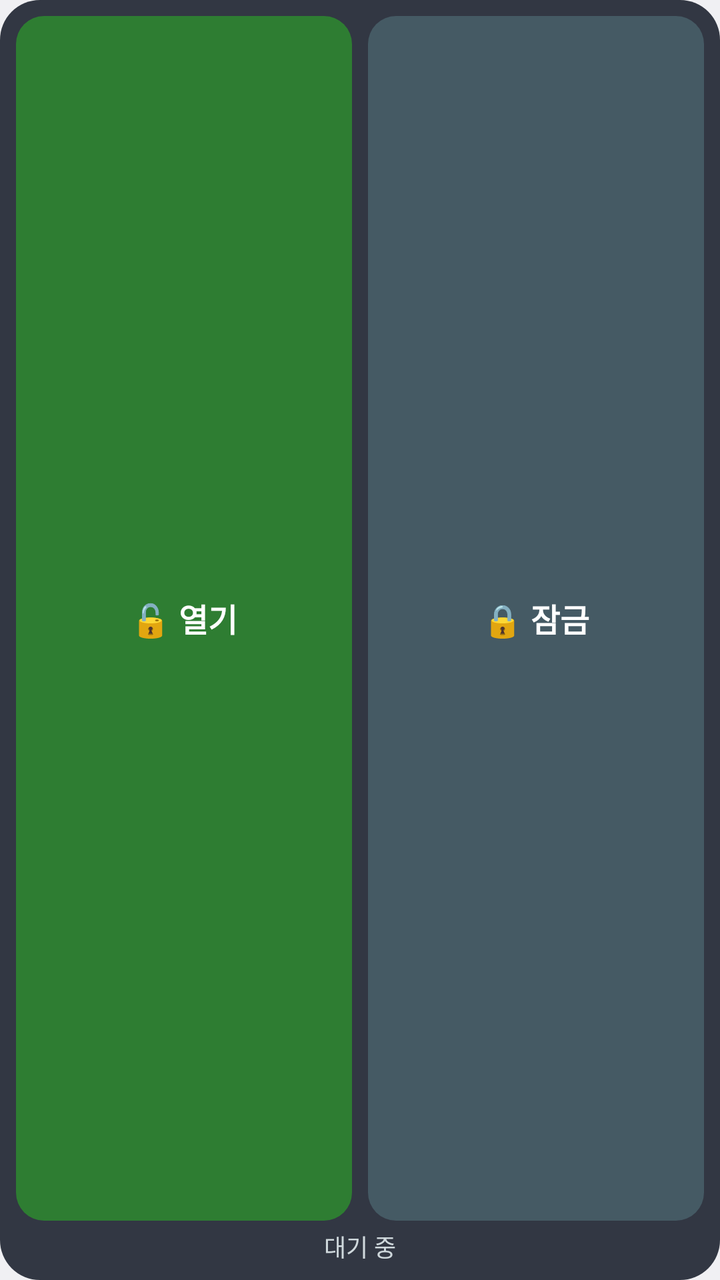
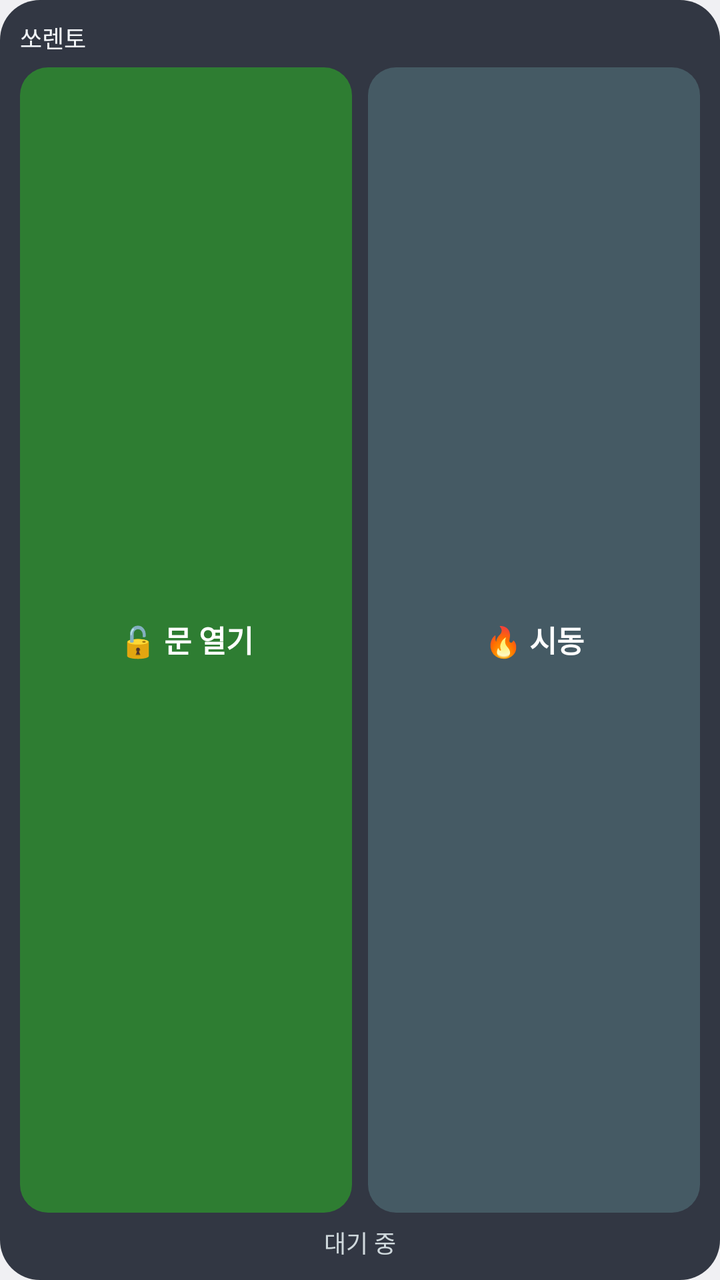

Before-and-after screenshots of an Android layout around one commit, followed by the original layout XML and the change that was made.
<!-- AndroidManifest.xml: application theme android:Theme.DeviceDefault.Light -->
<!-- res/layout/widget.xml -->
<?xml version="1.0" encoding="utf-8"?>
<LinearLayout xmlns:android="http://schemas.android.com/apk/res/android"
    android:layout_width="match_parent"
    android:layout_height="match_parent"
    android:background="@drawable/widget_bg"
    android:orientation="vertical"
    android:padding="8dp">

    <LinearLayout
        android:layout_width="match_parent"
        android:layout_height="0dp"
        android:layout_weight="1"
        android:orientation="horizontal">

        <TextView
            android:id="@+id/w_open"
            android:layout_width="0dp"
            android:layout_height="match_parent"
            android:layout_marginEnd="4dp"
            android:layout_weight="1"
            android:background="@drawable/btn_open"
            android:gravity="center"
            android:text="🔓 열기"
            android:textColor="#FFFFFF"
            android:textSize="16sp"
            android:textStyle="bold" />

        <TextView
            android:id="@+id/w_lock"
            android:layout_width="0dp"
            android:layout_height="match_parent"
            android:layout_marginStart="4dp"
            android:layout_weight="1"
            android:background="@drawable/btn_lock"
            android:gravity="center"
            android:text="🔒 잠금"
            android:textColor="#FFFFFF"
            android:textSize="16sp"
            android:textStyle="bold" />
    </LinearLayout>

    <TextView
        android:id="@+id/w_status"
        android:layout_width="match_parent"
        android:layout_height="wrap_content"
        android:layout_marginTop="4dp"
        android:ellipsize="end"
        android:gravity="center"
        android:maxLines="1"
        android:text="대기 중"
        android:textColor="#CFD8DC"
        android:textSize="12sp" />
</LinearLayout>
<!-- resources referenced by this layout -->
<resources>
  <!-- drawable btn_lock (drawable) -->
  <?xml version="1.0" encoding="utf-8"?>
  <shape xmlns:android="http://schemas.android.com/apk/res/android" android:shape="rectangle">
      <solid android:color="#455A64" />
      <corners android:radius="14dp" />
  </shape>
  <!-- drawable btn_open (drawable) -->
  <?xml version="1.0" encoding="utf-8"?>
  <shape xmlns:android="http://schemas.android.com/apk/res/android" android:shape="rectangle">
      <solid android:color="#2E7D32" />
      <corners android:radius="14dp" />
  </shape>
  <!-- drawable widget_bg (drawable) -->
  <?xml version="1.0" encoding="utf-8"?>
  <shape xmlns:android="http://schemas.android.com/apk/res/android" android:shape="rectangle">
      <solid android:color="#E61E2430" />
      <corners android:radius="20dp" />
  </shape>
</resources>

<!-- the commit's change to res/layout/widget.xml (unified diff, before → after) -->
@@ -4,7 +4,18 @@
     android:layout_height="match_parent"
     android:background="@drawable/widget_bg"
     android:orientation="vertical"
-    android:padding="8dp">
+    android:padding="10dp">
+
+    <TextView
+        android:id="@+id/w_title"
+        android:layout_width="match_parent"
+        android:layout_height="wrap_content"
+        android:layout_marginBottom="6dp"
+        android:ellipsize="end"
+        android:maxLines="1"
+        android:text="쏘렌토"
+        android:textColor="#F2F5F8"
+        android:textSize="12sp" />
 
     <LinearLayout
         android:layout_width="match_parent"
@@ -13,29 +24,29 @@
         android:orientation="horizontal">
 
         <TextView
-            android:id="@+id/w_open"
+            android:id="@+id/w_door"
             android:layout_width="0dp"
             android:layout_height="match_parent"
             android:layout_marginEnd="4dp"
             android:layout_weight="1"
             android:background="@drawable/btn_open"
             android:gravity="center"
-            android:text="🔓 열기"
+            android:text="🔓 문 열기"
             android:textColor="#FFFFFF"
-            android:textSize="16sp"
+            android:textSize="15sp"
             android:textStyle="bold" />
 
         <TextView
-            android:id="@+id/w_lock"
+            android:id="@+id/w_start"
             android:layout_width="0dp"
             android:layout_height="match_parent"
             android:layout_marginStart="4dp"
             android:layout_weight="1"
             android:background="@drawable/btn_lock"
             android:gravity="center"
-            android:text="🔒 잠금"
+            android:text="🔥 시동"
             android:textColor="#FFFFFF"
-            android:textSize="16sp"
+            android:textSize="15sp"
             android:textStyle="bold" />
     </LinearLayout>
 
@@ -43,7 +54,7 @@
         android:id="@+id/w_status"
         android:layout_width="match_parent"
         android:layout_height="wrap_content"
-        android:layout_marginTop="4dp"
+        android:layout_marginTop="6dp"
         android:ellipsize="end"
         android:gravity="center"
         android:maxLines="1"
